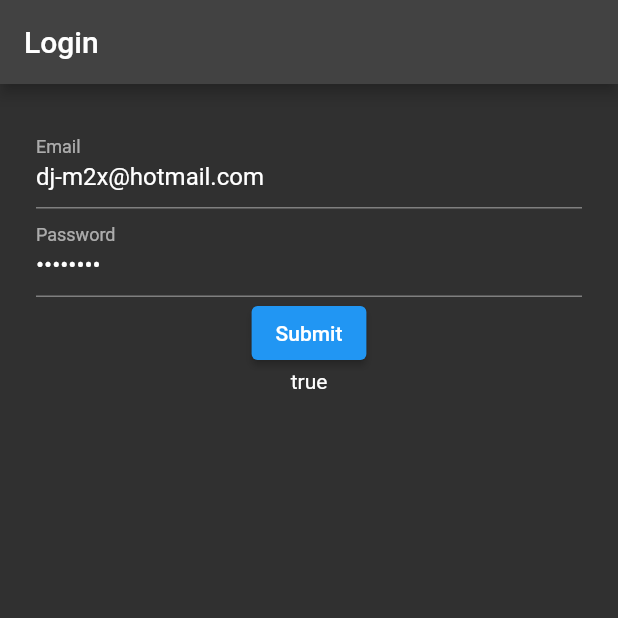
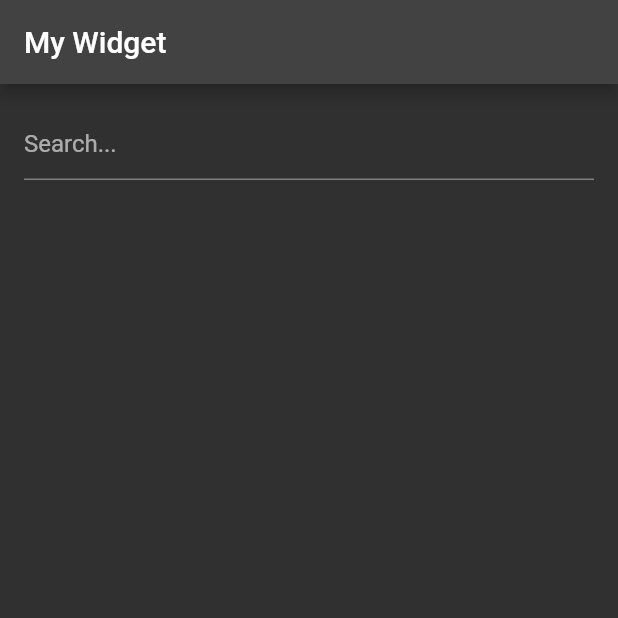
Before and after one commit to dev-solus/flutter01, a Flutter app: the screen it shows after launch, on a phone screen of 412 x 824 dp, the top half of it. Run offline on Flutter 3.47's test engine with Material 2 defaults, Android fonts, the phone set to English and light mode, and no system bars; drawn by our look-alikes of reactive_forms; our stand-ins replace get_it, rxdart; Roboto replaces fonts that are missing (Georgia).

Commit message:
new step to paradise

```diff
--- /dev/null
+++ b/lib/components/exemple/MyWidget.dart
@@ -0,0 +1,75 @@
+import 'dart:async';
+import 'dart:convert';
+
+import 'package:flutter/material.dart';
+import 'package:http/http.dart' as http;
+import 'package:rxdart/rxdart.dart';
+
+class MyWidget extends StatelessWidget {
+  final _controller = TextEditingController();
+  final _results = BehaviorSubject<List<String>>();
+
+  Stream<List<String>> get _stream => _results.stream;
+
+  Future<void> _search(String query) async {
+    final response =
+        await http.get(Uri.parse('http://10.0.2.2:5000/api/users/GetTest'));
+
+    if (response.statusCode == 200) {
+      final results =
+          (jsonDecode(response.body) as List<dynamic>).cast<String>();
+      _results.add(results);
+    } else {
+      throw Exception('Failed to search: ${response.statusCode}');
+    }
+  }
+
+  @override
+  Widget build(BuildContext context) {
+    return Scaffold(
+      appBar: AppBar(
+        title: const Text('My Widget'),
+      ),
+      body: Padding(
+        padding: const EdgeInsets.all(16.0),
+        child: Column(
+          children: [
+            TextField(
+              controller: _controller,
+              decoration: const InputDecoration(
+                hintText: 'Search...',
+              ),
+              onChanged: (query) => _search(query),
+            ),
+            const SizedBox(height: 16.0),
+            StreamBuilder<List<String>>(
+              stream: _stream,
+              builder: (context, snapshot) {
+                if (snapshot.hasData) {
+                  final results = snapshot.data!;
+
+                  if (results.isEmpty) {
+                    return const Text('No results found');
+                  } else {
+                    return Expanded(
+                      child: ListView.builder(
+                        itemCount: results.length,
+                        itemBuilder: (context, index) => ListTile(
+                          title: Text(results[index]),
+                        ),
+                      ),
+                    );
+                  }
+                } else if (snapshot.hasError) {
+                  return Text('Error: ${snapshot.error}');
+                } else {
+                  return const SizedBox.shrink();
+                }
+              },
+            ),
+          ],
+        ),
+      ),
+    );
+  }
+}
--- a/lib/main.dart
+++ b/lib/main.dart
@@ -1,4 +1,5 @@
 import 'package:flutter/material.dart';
+import 'package:fultter01/components/exemple/MyWidget.dart';
 import 'package:fultter01/locator.dart';
 
 import 'components/login/login_view.dart';
@@ -43,7 +44,7 @@ class MyApp extends StatelessWidget {
         primarySwatch: Colors.blue,
       ),
       // home: const MyHomePage(title: 'Flutter Demo Home Page'),
-      home: const LoginView(),
+      home: MyWidget(),
     );
   }
 }
--- a/pubspec.yaml
+++ b/pubspec.yaml
@@ -36,9 +36,11 @@ dependencies:
   # Use with the CupertinoIcons class for iOS style icons.
   cupertino_icons: ^1.0.2
   get_it: ^7.2.0
+  provider: ^6.0.1
   http: ^0.13.5
   reactive_forms: ^14.2.0
   json_annotation: ^4.8.0
+  rxdart: ^0.27.7
 
 dev_dependencies:
   build_runner: 2.3.3
```
Also changed, not shown: lib/components/users/user_controller.dart (added, +82 -0 lines), lib/components/users/user_model.dart (added, +21 -0 lines), lib/components/users/user_screen.dart (added, +47 -0 lines), lib/components/users/user_service.dart (added, +22 -0 lines), pubspec.lock.
